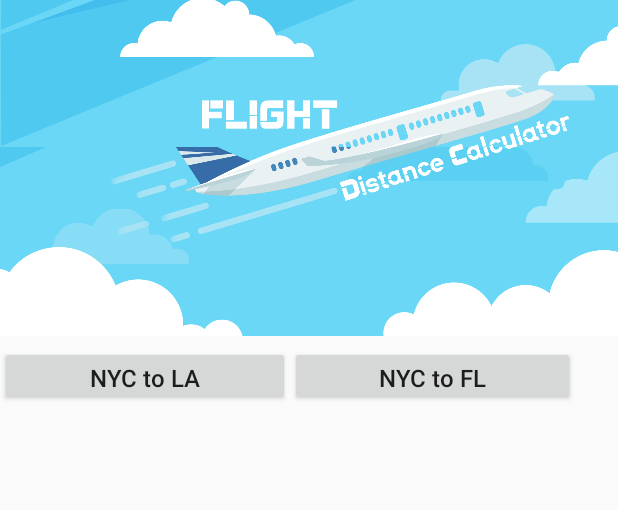
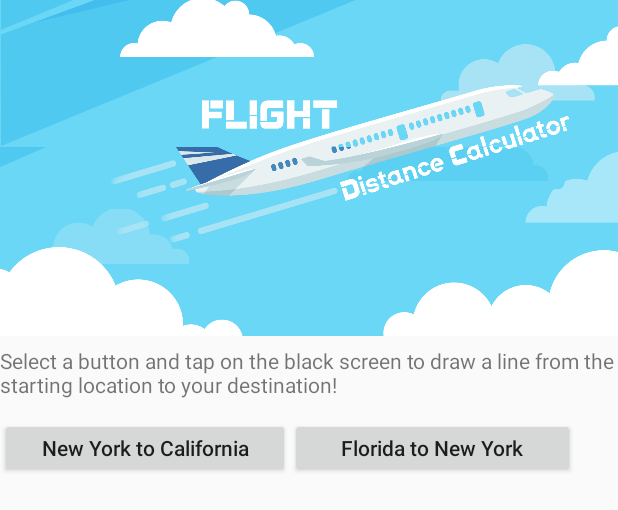
Before and after one commit to emilylakic/cs441-airplanedistancetracker, an Android app: the layout activity_main.xml on its own in the app's theme, with its tools: preview values and no code run, on a phone screen of 412 x 824 dp. Shown: the top 510 px of the screen. Run offline under Robolectric (Android 15) with nearby library versions, the phone set to English and light mode, and no system bars.

Commit message:
Fixed mapping width/length, coloring

```diff
--- a/app/src/main/res/layout/activity_main.xml
+++ b/app/src/main/res/layout/activity_main.xml
@@ -21,6 +21,19 @@
 
         <LinearLayout
             android:layout_width="match_parent"
+            android:layout_height="48dp"
+            android:orientation="horizontal">
+
+            <TextView
+                android:id="@+id/textView2"
+                android:layout_width="295dp"
+                android:layout_height="wrap_content"
+                android:layout_weight="1"
+                android:text="Select a button and tap on the black screen to draw a line from the starting location to your destination! " />
+        </LinearLayout>
+
+        <LinearLayout
+            android:layout_width="match_parent"
             android:layout_height="46dp"
             android:orientation="horizontal">
 
@@ -28,17 +41,17 @@
                 android:id="@+id/laButton"
                 android:layout_width="193dp"
                 android:layout_height="40dp"
-                android:text="NYC to LA"
+                android:text="New York to California"
                 android:textAllCaps="false"
-                android:textSize="16dp" />
+                android:textSize="14dp" />
 
             <Button
                 android:id="@+id/flButton"
                 android:layout_width="190dp"
                 android:layout_height="40dp"
-                android:text="NYC to FL"
+                android:text="Florida to New York"
                 android:textAllCaps="false"
-                android:textSize="16dp" />
+                android:textSize="14dp" />
 
         </LinearLayout>
 
```
Also changed, not shown: app/src/main/java/com/example/myapplication/airplanedistance/MySurface.java (+9 -5 lines), app/src/main/res/drawable/florida.png (added), app/src/main/res/drawable/losangeles.png (added), app/src/main/res/drawable/newyorkflorida.png (added), app/src/main/res/drawable/newyorktocali.png (added), app/src/main/res/drawable/newyorktoflorida.png (added), app/src/main/res/drawable/nytofl.png (deleted).
